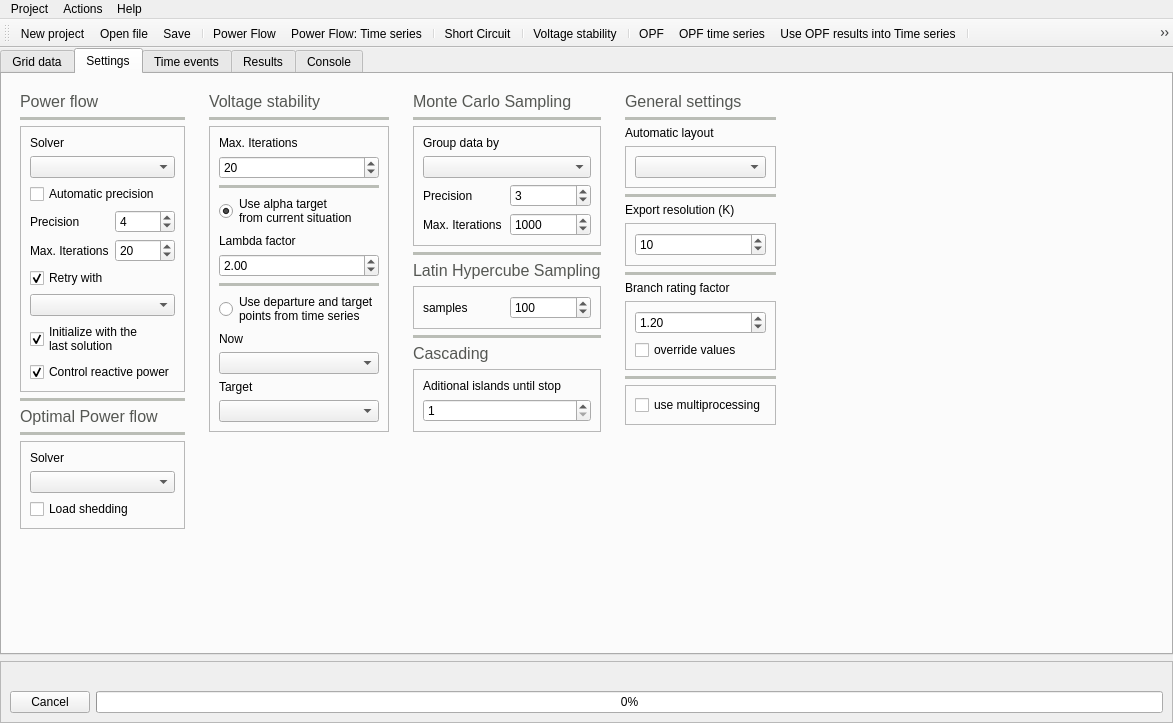
SanPen/GridCal, file UnderDevelopment/GridCal/Gui/Main/MainWindow.ui: the form before one commit.
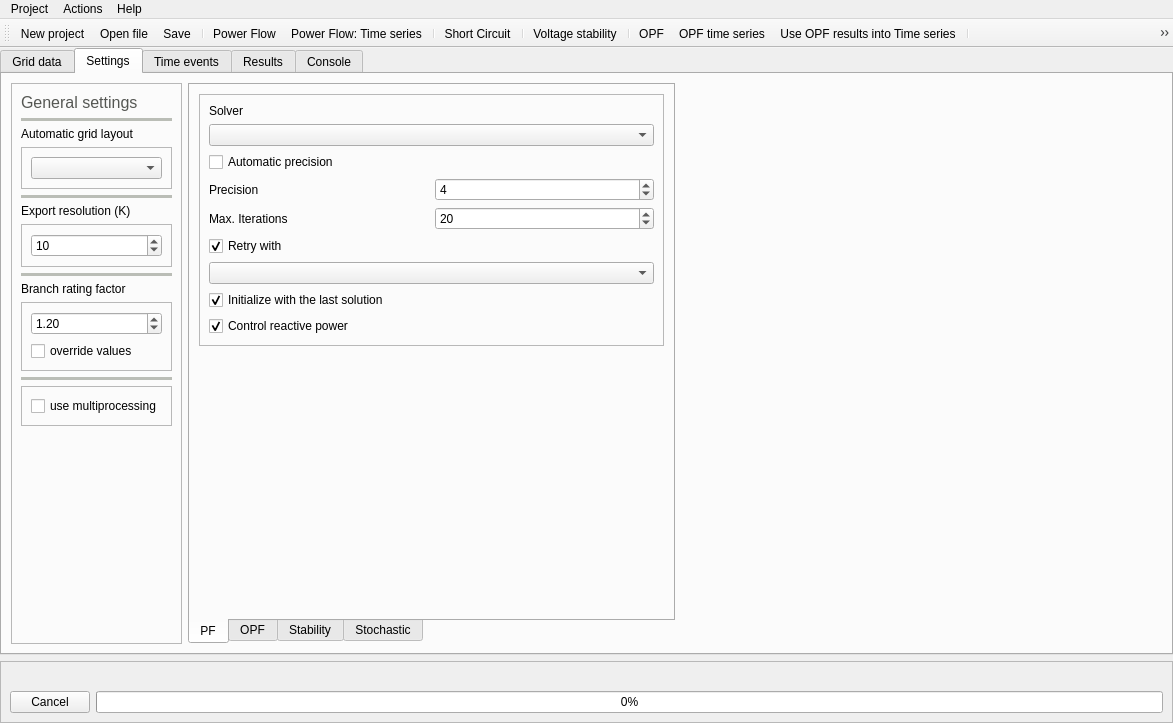
The form after the commit. The open tabs and pages were chosen to show the change. Icons and pictures are not drawn. Custom widgets are drawn as their Qt base class.

Commit message: Added script to facilitate the update of the main GUI Added super convenient short cuts!

What changed in the file:
```diff
--- a/UnderDevelopment/GridCal/Gui/Main/MainWindow.ui
+++ b/UnderDevelopment/GridCal/Gui/Main/MainWindow.ui
@@ -735,115 +735,36 @@
        <attribute name="title">
         <string>Settings</string>
        </attribute>
-       <layout class="QHBoxLayout" name="horizontalLayout_4">
-        <item>
-         <widget class="QFrame" name="frame_7">
-          <property name="frameShape">
-           <enum>QFrame::NoFrame</enum>
+       <layout class="QGridLayout" name="gridLayout_8">
+        <item row="0" column="3">
+         <widget class="QTabWidget" name="tabWidget_2">
+          <property name="tabPosition">
+           <enum>QTabWidget::South</enum>
           </property>
-          <property name="frameShadow">
-           <enum>QFrame::Plain</enum>
+          <property name="currentIndex">
+           <number>0</number>
           </property>
-          <layout class="QVBoxLayout" name="verticalLayout_7">
-           <item>
-            <widget class="QLabel" name="label">
-             <property name="palette">
-              <palette>
-               <active>
-                <colorrole role="WindowText">
-                 <brush brushstyle="SolidPattern">
-                  <color alpha="255">
-                   <red>85</red>
-                   <green>87</green>
-                   <blue>83</blue>
-                  </color>
-                 </brush>
-                </colorrole>
-               </active>
-               <inactive>
-                <colorrole role="WindowText">
-                 <brush brushstyle="SolidPattern">
-                  <color alpha="255">
-                   <red>85</red>
-                   <green>87</green>
-                   <blue>83</blue>
-                  </color>
-                 </brush>
-                </colorrole>
-               </inactive>
-               <disabled>
-                <colorrole role="WindowText">
-                 <brush brushstyle="SolidPattern">
-                  <color alpha="255">
-                   <red>190</red>
-                   <green>190</green>
-                   <blue>190</blue>
-                  </color>
-                 </brush>
-                </colorrole>
-               </disabled>
-              </palette>
-             </property>
-             <property name="font">
-              <font>
-               <pointsize>12</pointsize>
-              </font>
-             </property>
-             <property name="text">
-              <string>Power flow</string>
-             </property>
-            </widget>
-           </item>
-           <item>
-            <widget class="Line" name="line">
-             <property name="palette">
-              <palette>
-               <active>
-                <colorrole role="WindowText">
-                 <brush brushstyle="SolidPattern">
-                  <color alpha="255">
-                   <red>186</red>
-                   <green>189</green>
-                   <blue>182</blue>
-                  </color>
-                 </brush>
-                </colorrole>
-               </active>
-               <inactive>
-                <colorrole role="WindowText">
-                 <brush brushstyle="SolidPattern">
-                  <color alpha="255">
-                   <red>186</red>
-                   <green>189</green>
-                   <blue>182</blue>
-                  </color>
-                 </brush>
-                </colorrole>
-               </inactive>
-               <disabled>
-                <colorrole role="WindowText">
-                 <brush brushstyle="SolidPattern">
-                  <color alpha="255">
-                   <red>190</red>
-                   <green>190</green>
-                   <blue>190</blue>
-                  </color>
-                 </brush>
-                </colorrole>
-               </disabled>
-              </palette>
-             </property>
-             <property name="frameShadow">
-              <enum>QFrame::Plain</enum>
-             </property>
-             <property name="lineWidth">
-              <number>4</number>
-             </property>
-             <property name="orientation">
-              <enum>Qt::Horizontal</enum>
-             </property>
-            </widget>
-           </item>
+          <property name="elideMode">
+           <enum>Qt::ElideNone</enum>
+          </property>
+          <property name="documentMode">
+           <bool>false</bool>
+          </property>
+          <property name="tabBarAutoHide">
+           <bool>false</bool>
+          </property>
+          <widget class="QWidget" name="tab_3">
+           <attribute name="icon">
+            <iconset resource="icons.qrc">
+             <normaloff>:/Icons/white_icons/pf.svg</normaloff>:/Icons/white_icons/pf.svg</iconset>
+           </attribute>
+           <attribute name="title">
+            <string>PF</string>
+           </attribute>
+           <attribute name="toolTip">
+            <string>Power flow settings</string>
+           </attribute>
+           <layout class="QVBoxLayout" name="verticalLayout_32">
            <item>
             <widget class="QFrame" name="frame_13">
              <property name="frameShape">
@@ -932,8 +853,7 @@
               <item row="8" column="0" colspan="2">
                <widget class="QCheckBox" name="remember_last_solution_checkBox">
                 <property name="text">
-                 <string>Initialize with the 
-last solution</string>
+                  <string>Initialize with the last solution</string>
                 </property>
                 <property name="checked">
                  <bool>true</bool>
@@ -954,154 +874,32 @@
             </widget>
            </item>
            <item>
-            <widget class="Line" name="line_2">
-             <property name="palette">
-              <palette>
-               <active>
-                <colorrole role="WindowText">
-                 <brush brushstyle="SolidPattern">
-                  <color alpha="255">
-                   <red>186</red>
-                   <green>189</green>
-                   <blue>182</blue>
-                  </color>
-                 </brush>
-                </colorrole>
-               </active>
-               <inactive>
-                <colorrole role="WindowText">
-                 <brush brushstyle="SolidPattern">
-                  <color alpha="255">
-                   <red>186</red>
-                   <green>189</green>
-                   <blue>182</blue>
-                  </color>
-                 </brush>
-                </colorrole>
-               </inactive>
-               <disabled>
-                <colorrole role="WindowText">
-                 <brush brushstyle="SolidPattern">
-                  <color alpha="255">
-                   <red>190</red>
-                   <green>190</green>
-                   <blue>190</blue>
-                  </color>
-                 </brush>
-                </colorrole>
-               </disabled>
-              </palette>
-             </property>
-             <property name="frameShadow">
-              <enum>QFrame::Plain</enum>
-             </property>
-             <property name="lineWidth">
-              <number>4</number>
-             </property>
+             <spacer name="verticalSpacer">
              <property name="orientation">
-              <enum>Qt::Horizontal</enum>
-             </property>
-            </widget>
-           </item>
-           <item>
-            <widget class="QLabel" name="label_33">
-             <property name="palette">
-              <palette>
-               <active>
-                <colorrole role="WindowText">
-                 <brush brushstyle="SolidPattern">
-                  <color alpha="255">
-                   <red>85</red>
-                   <green>87</green>
-                   <blue>83</blue>
-                  </color>
-                 </brush>
-                </colorrole>
-               </active>
-               <inactive>
-                <colorrole role="WindowText">
-                 <brush brushstyle="SolidPattern">
-                  <color alpha="255">
-                   <red>85</red>
-                   <green>87</green>
-                   <blue>83</blue>
-                  </color>
-                 </brush>
-                </colorrole>
-               </inactive>
-               <disabled>
-                <colorrole role="WindowText">
-                 <brush brushstyle="SolidPattern">
-                  <color alpha="255">
-                   <red>190</red>
-                   <green>190</green>
-                   <blue>190</blue>
-                  </color>
-                 </brush>
-                </colorrole>
-               </disabled>
-              </palette>
-             </property>
-             <property name="font">
-              <font>
-               <pointsize>12</pointsize>
-              </font>
-             </property>
-             <property name="text">
-              <string>Optimal Power flow</string>
-             </property>
-            </widget>
-           </item>
-           <item>
-            <widget class="Line" name="line_15">
-             <property name="palette">
-              <palette>
-               <active>
-                <colorrole role="WindowText">
-                 <brush brushstyle="SolidPattern">
-                  <color alpha="255">
-                   <red>186</red>
-                   <green>189</green>
-                   <blue>182</blue>
-                  </color>
-                 </brush>
-                </colorrole>
-               </active>
-               <inactive>
-                <colorrole role="WindowText">
-                 <brush brushstyle="SolidPattern">
-                  <color alpha="255">
-                   <red>186</red>
-                   <green>189</green>
-                   <blue>182</blue>
-                  </color>
-                 </brush>
-                </colorrole>
-               </inactive>
-               <disabled>
-                <colorrole role="WindowText">
-                 <brush brushstyle="SolidPattern">
-                  <color alpha="255">
-                   <red>190</red>
-                   <green>190</green>
-                   <blue>190</blue>
-                  </color>
-                 </brush>
-                </colorrole>
-               </disabled>
-              </palette>
-             </property>
-             <property name="frameShadow">
-              <enum>QFrame::Plain</enum>
-             </property>
-             <property name="lineWidth">
-              <number>4</number>
-             </property>
-             <property name="orientation">
-              <enum>Qt::Horizontal</enum>
-             </property>
-            </widget>
-           </item>
+               <enum>Qt::Vertical</enum>
+              </property>
+              <property name="sizeHint" stdset="0">
+               <size>
+                <width>20</width>
+                <height>202</height>
+               </size>
+              </property>
+             </spacer>
+            </item>
+           </layout>
+          </widget>
+          <widget class="QWidget" name="tab_4">
+           <attribute name="icon">
+            <iconset resource="icons.qrc">
+             <normaloff>:/Icons/white_icons/dcopf.svg</normaloff>:/Icons/white_icons/dcopf.svg</iconset>
+           </attribute>
+           <attribute name="title">
+            <string>OPF</string>
+           </attribute>
+           <attribute name="toolTip">
+            <string>Optimal power flow settings</string>
+           </attribute>
+           <layout class="QVBoxLayout" name="verticalLayout_33">
            <item>
             <widget class="QFrame" name="frame_30">
              <property name="frameShape">
@@ -1135,129 +933,32 @@
             </widget>
            </item>
            <item>
-            <spacer name="verticalSpacer">
+             <spacer name="verticalSpacer_2">
              <property name="orientation">
               <enum>Qt::Vertical</enum>
              </property>
              <property name="sizeHint" stdset="0">
               <size>
                <width>20</width>
-               <height>40</height>
+                <height>260</height>
               </size>
              </property>
             </spacer>
            </item>
           </layout>
          </widget>
-        </item>
-        <item>
-         <widget class="QFrame" name="frame_17">
-          <property name="frameShape">
-           <enum>QFrame::NoFrame</enum>
-          </property>
-          <property name="frameShadow">
-           <enum>QFrame::Plain</enum>
-          </property>
-          <layout class="QVBoxLayout" name="verticalLayout_19">
-           <item>
-            <widget class="QLabel" name="label_17">
-             <property name="palette">
-              <palette>
-               <active>
-                <colorrole role="WindowText">
-                 <brush brushstyle="SolidPattern">
-                  <color alpha="255">
-                   <red>85</red>
-                   <green>87</green>
-                   <blue>83</blue>
-                  </color>
-                 </brush>
-                </colorrole>
-               </active>
-               <inactive>
-                <colorrole role="WindowText">
-                 <brush brushstyle="SolidPattern">
-                  <color alpha="255">
-                   <red>85</red>
-                   <green>87</green>
-                   <blue>83</blue>
-                  </color>
-                 </brush>
-                </colorrole>
-               </inactive>
-               <disabled>
-                <colorrole role="WindowText">
-                 <brush brushstyle="SolidPattern">
-                  <color alpha="255">
-                   <red>190</red>
-                   <green>190</green>
-                   <blue>190</blue>
-                  </color>
-                 </brush>
-                </colorrole>
-               </disabled>
-              </palette>
-             </property>
-             <property name="font">
-              <font>
-               <pointsize>12</pointsize>
-              </font>
-             </property>
-             <property name="text">
-              <string>Voltage stability</string>
-             </property>
-            </widget>
-           </item>
-           <item>
-            <widget class="Line" name="line_3">
-             <property name="palette">
-              <palette>
-               <active>
-                <colorrole role="WindowText">
-                 <brush brushstyle="SolidPattern">
-                  <color alpha="255">
-                   <red>186</red>
-                   <green>189</green>
-                   <blue>182</blue>
-                  </color>
-                 </brush>
-                </colorrole>
-               </active>
-               <inactive>
-                <colorrole role="WindowText">
-                 <brush brushstyle="SolidPattern">
-                  <color alpha="255">
-                   <red>186</red>
-                   <green>189</green>
-                   <blue>182</blue>
-                  </color>
-                 </brush>
-                </colorrole>
-               </inactive>
-               <disabled>
-                <colorrole role="WindowText">
-                 <brush brushstyle="SolidPattern">
-                  <color alpha="255">
-                   <red>190</red>
-                   <green>190</green>
-                   <blue>190</blue>
-                  </color>
-                 </brush>
-                </colorrole>
-               </disabled>
-              </palette>
-             </property>
-             <property name="frameShadow">
-              <enum>QFrame::Plain</enum>
-             </property>
-             <property name="lineWidth">
-              <number>4</number>
-             </property>
-             <property name="orientation">
-              <enum>Qt::Horizontal</enum>
-             </property>
-            </widget>
-           </item>
+          <widget class="QWidget" name="tab_5">
+           <attribute name="icon">
+            <iconset resource="icons.qrc">
+             <normaloff>:/Icons/white_icons/continuation_power_flow.svg</normaloff>:/Icons/white_icons/continuation_power_flow.svg</iconset>
+           </attribute>
+           <attribute name="title">
+            <string>Stability</string>
+           </attribute>
+           <attribute name="toolTip">
+            <string>Voltage stability settings</string>
+           </attribute>
+           <layout class="QVBoxLayout" name="verticalLayout_35">
            <item>
             <widget class="QFrame" name="frame_21">
              <property name="frameShape">
@@ -1340,8 +1041,7 @@
               <item>
                <widget class="QRadioButton" name="start_vs_from_default_radioButton">
                 <property name="text">
-                 <string>Use alpha target
-from current situation</string>
+                  <string>Use alpha targetfrom current situation</string>
                 </property>
                 <property name="checked">
                  <bool>true</bool>
@@ -1451,23 +1151,25 @@
              <property name="sizeHint" stdset="0">
               <size>
                <width>20</width>
-               <height>40</height>
+                <height>156</height>
               </size>
              </property>
             </spacer>
            </item>
           </layout>
          </widget>
-        </item>
-        <item>
-         <widget class="QFrame" name="frame_16">
-          <property name="frameShape">
-           <enum>QFrame::NoFrame</enum>
-          </property>
-          <property name="frameShadow">
-           <enum>QFrame::Plain</enum>
-          </property>
-          <layout class="QVBoxLayout" name="verticalLayout_13">
+          <widget class="QWidget" name="tab_6">
+           <attribute name="icon">
+            <iconset resource="icons.qrc">
+             <normaloff>:/Icons/white_icons/stochastic_power_flow.svg</normaloff>:/Icons/white_icons/stochastic_power_flow.svg</iconset>
+           </attribute>
+           <attribute name="title">
+            <string>Stochastic</string>
+           </attribute>
+           <attribute name="toolTip">
+            <string>Stochastic power flow settings</string>
+           </attribute>
+           <layout class="QVBoxLayout" name="verticalLayout_36">
            <item>
             <widget class="QLabel" name="label_14">
              <property name="palette">
@@ -1763,56 +1465,6 @@
              </layout>
             </widget>
            </item>
-           <item>
-            <widget class="Line" name="line_10">
-             <property name="palette">
-              <palette>
-               <active>
-                <colorrole role="WindowText">
-                 <brush brushstyle="SolidPattern">
-                  <color alpha="255">
-                   <red>186</red>
-                   <green>189</green>
-                   <blue>182</blue>
-                  </color>
-                 </brush>
-                </colorrole>
-               </active>
-               <inactive>
-                <colorrole role="WindowText">
-                 <brush brushstyle="SolidPattern">
-                  <color alpha="255">
-                   <red>186</red>
-                   <green>189</green>
-                   <blue>182</blue>
-                  </color>
-                 </brush>
-                </colorrole>
-               </inactive>
-               <disabled>
-                <colorrole role="WindowText">
-                 <brush brushstyle="SolidPattern">
-                  <color alpha="255">
-                   <red>190</red>
-                   <green>190</green>
-                   <blue>190</blue>
-                  </color>
-                 </brush>
-                </colorrole>
-               </disabled>
-              </palette>
-             </property>
-             <property name="frameShadow">
-              <enum>QFrame::Plain</enum>
-             </property>
-             <property name="lineWidth">
-              <number>4</number>
-             </property>
-             <property name="orientation">
-              <enum>Qt::Horizontal</enum>
-             </property>
-            </widget>
-           </item>
            <item>
             <widget class="QLabel" name="label_26">
              <property name="palette">
@@ -1887,7 +1539,7 @@
                  <number>999999</number>
                 </property>
                 <property name="value">
-                 <number>1</number>
+                  <number>2</number>
                 </property>
                </widget>
               </item>
@@ -1902,21 +1554,22 @@
              <property name="sizeHint" stdset="0">
               <size>
                <width>20</width>
-               <height>40</height>
+                <height>156</height>
               </size>
              </property>
             </spacer>
            </item>
           </layout>
          </widget>
+         </widget>
         </item>
-        <item>
-         <widget class="QFrame" name="frame_14">
+        <item row="0" column="0">
+         <widget class="QFrame" name="frame_7">
           <property name="frameShape">
-           <enum>QFrame::NoFrame</enum>
+           <enum>QFrame::StyledPanel</enum>
           </property>
           <property name="frameShadow">
-           <enum>QFrame::Plain</enum>
+           <enum>QFrame::Raised</enum>
           </property>
           <layout class="QVBoxLayout" name="verticalLayout_12">
            <item>
@@ -2021,7 +1674,16 @@
            <item>
             <widget class="QLabel" name="label_24">
              <property name="text">
-              <string>Automatic layout</string>
+              <string>Automatic grid layout</string>
+             </property>
+             <property name="textFormat">
+              <enum>Qt::PlainText</enum>
+             </property>
+             <property name="pixmap">
+              <pixmap resource="icons.qrc">:/Icons/white_icons/automatic_layout.svg</pixmap>
+             </property>
+             <property name="scaledContents">
+              <bool>true</bool>
              </property>
             </widget>
            </item>
@@ -2298,7 +1960,7 @@
              <property name="sizeHint" stdset="0">
               <size>
                <width>20</width>
-               <height>40</height>
+               <height>363</height>
               </size>
              </property>
             </spacer>
@@ -2306,7 +1968,7 @@
           </layout>
          </widget>
         </item>
-        <item>
+        <item row="0" column="4">
          <spacer name="horizontalSpacer_5">
           <property name="orientation">
            <enum>Qt::Horizontal</enum>
```
Left out of the diff: 69 changed lines with no effect on the pictures. Lines whose indentation alone changed are shown as unchanged. The commit also changes 5 other files.
